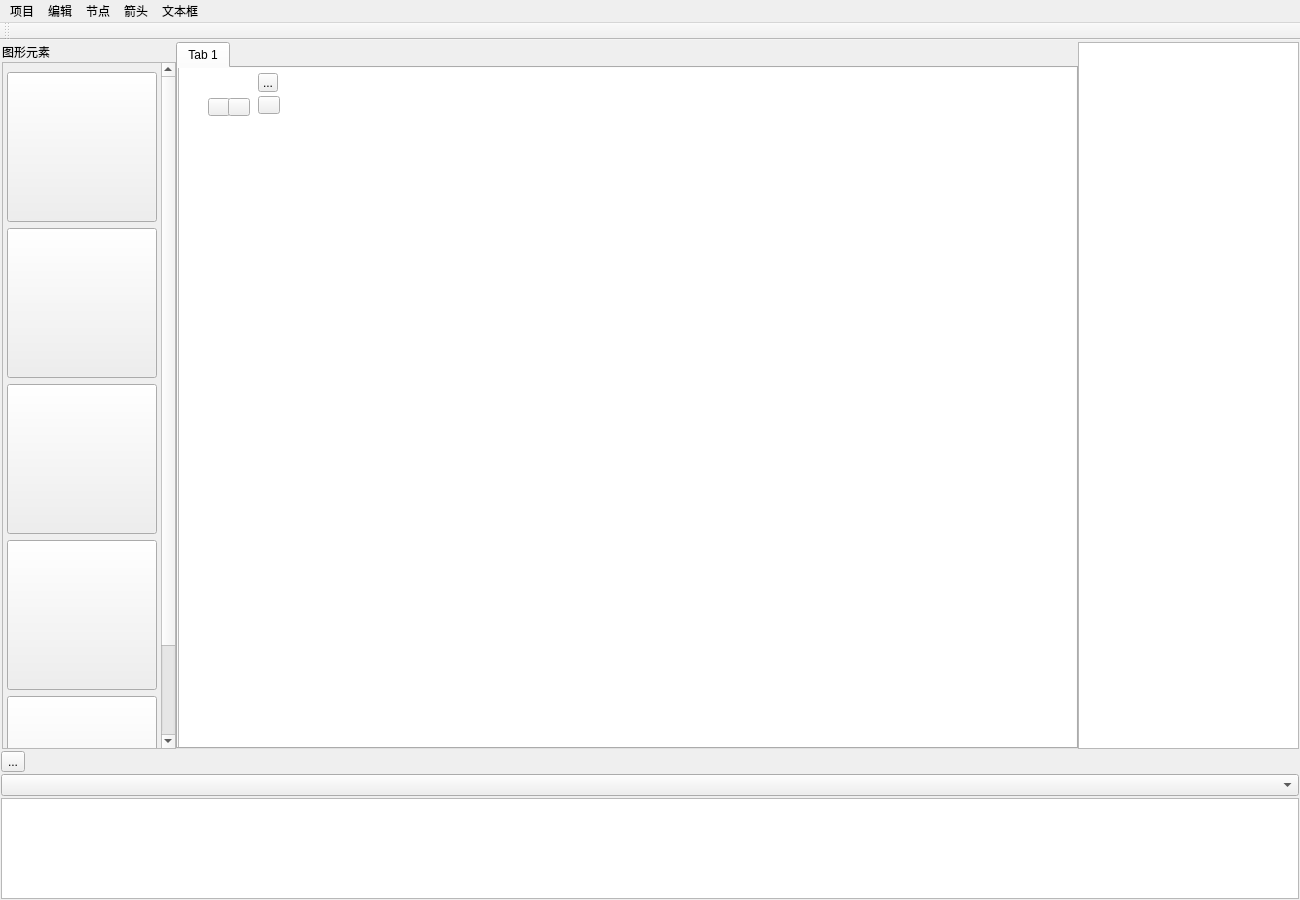
Before: the Qt Designer form mainwindow.ui in riobun/FlowChartStudio, drawn with Qt 5.
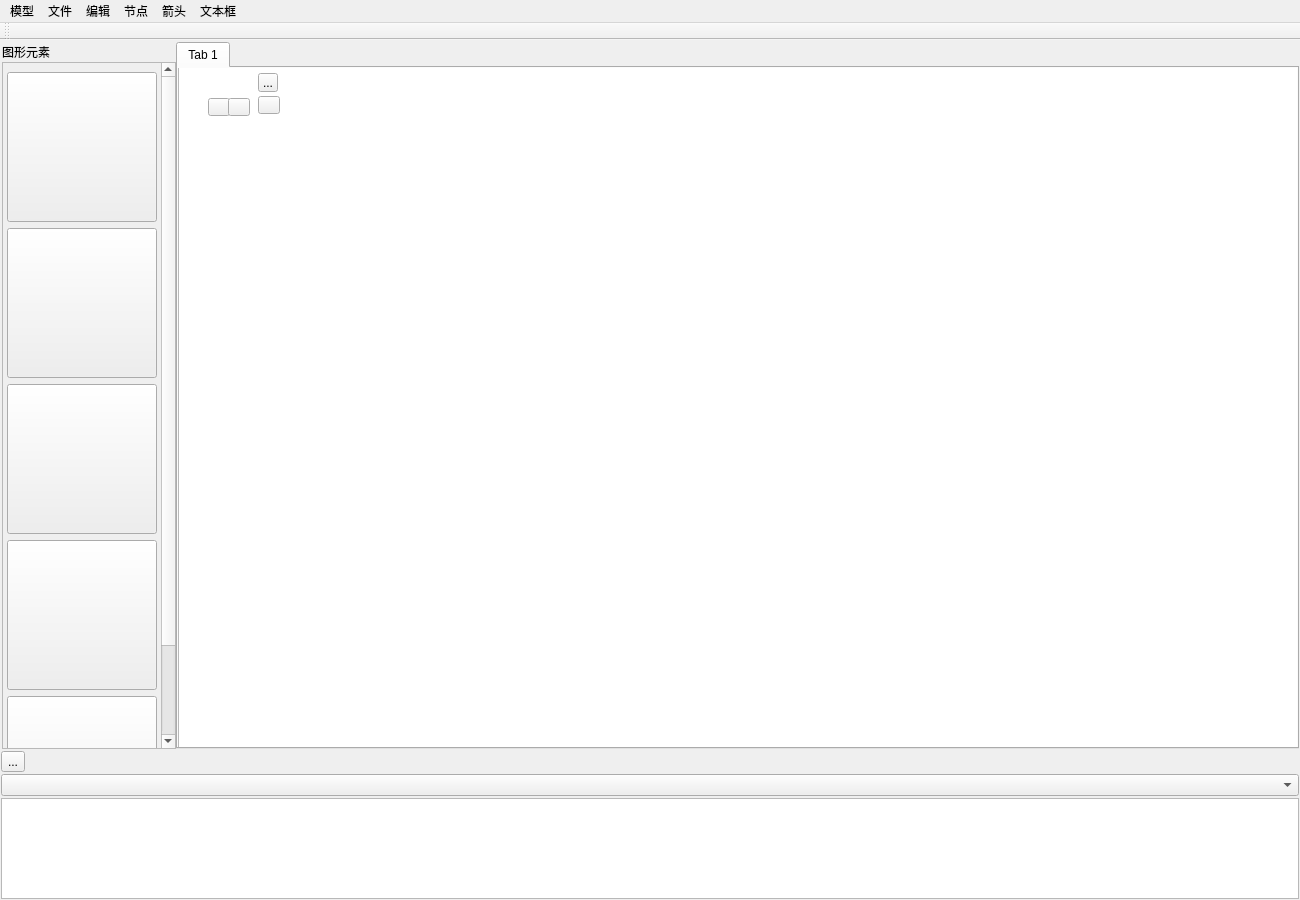
After: the same form once the commit is applied. Icons and pictures are not drawn.

Commit message: 统一项目、文件为模型。

What changed in the file:
```diff
--- a/mainwindow.ui
+++ b/mainwindow.ui
@@ -451,6 +451,9 @@
        </item>
        <item>
         <widget class="QTreeView" name="treeView">
+         <property name="enabled">
+          <bool>true</bool>
+         </property>
          <property name="sizePolicy">
           <sizepolicy hsizetype="Fixed" vsizetype="Expanding">
            <horstretch>0</horstretch>
@@ -459,13 +462,13 @@
          </property>
          <property name="minimumSize">
           <size>
-           <width>221</width>
+           <width>0</width>
            <height>0</height>
           </size>
          </property>
          <property name="maximumSize">
           <size>
-           <width>221</width>
+           <width>0</width>
            <height>16777215</height>
           </size>
          </property>
@@ -570,7 +573,7 @@
    </widget>
    <widget class="QMenu" name="menu_2">
     <property name="title">
-     <string>项目</string>
+     <string>模型</string>
     </property>
     <addaction name="newProjectAction"/>
     <addaction name="openProjectAction"/>
@@ -578,7 +581,18 @@
     <addaction name="actionclose_pro"/>
     <addaction name="actioncheck_pro"/>
    </widget>
+   <widget class="QMenu" name="menu_3">
+    <property name="title">
+     <string>文件</string>
+    </property>
+    <addaction name="actionimportBranches"/>
+    <addaction name="actionimportNodeDictionary"/>
+    <addaction name="actionimportBranchDictionary"/>
+    <addaction name="actionexportCsv"/>
+    <addaction name="actionshowDetail"/>
+   </widget>
    <addaction name="menu_2"/>
+   <addaction name="menu_3"/>
    <addaction name="editMenu"/>
    <addaction name="nodeMenu"/>
    <addaction name="arrowMenu"/>
```
Left out of the diff: 25 changed lines with no effect on the pictures. The commit also changes 4 other files.
